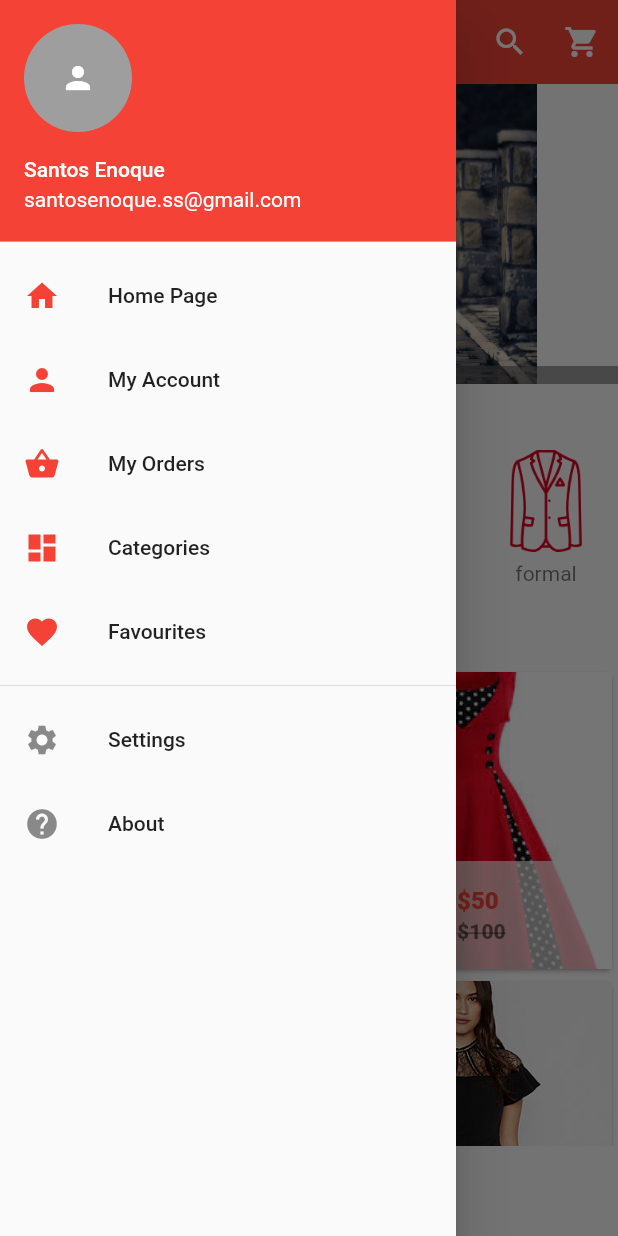
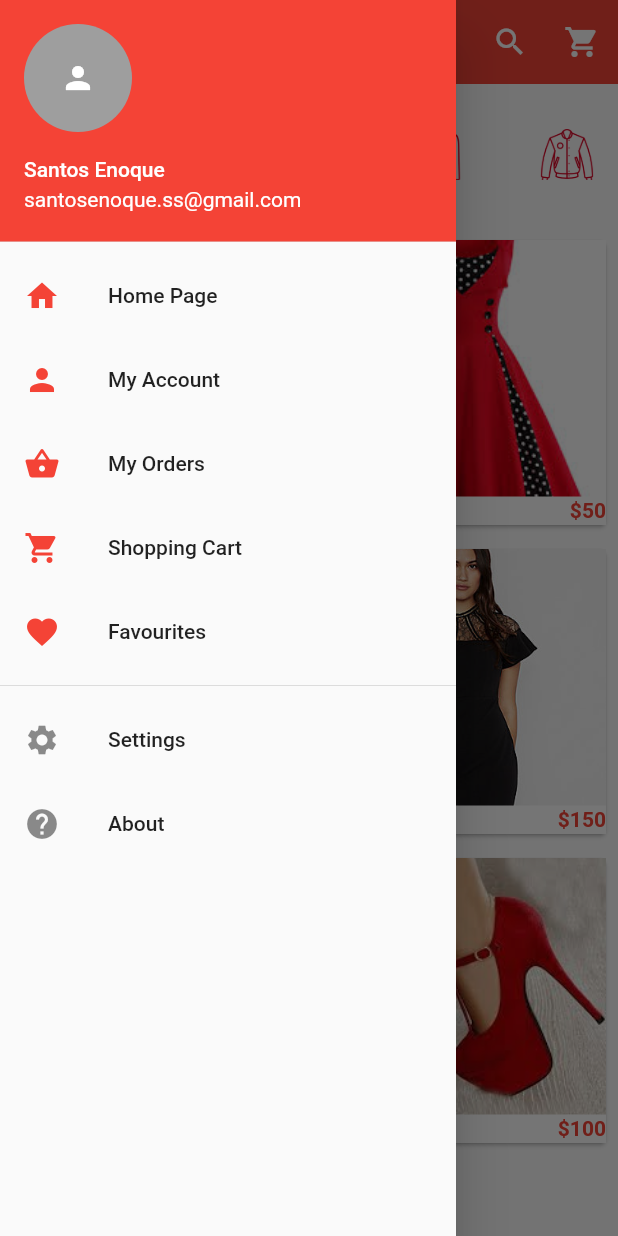
Before and after one commit to Ayobami-00/flutter-ecommerce-application, a Flutter app: the screen it shows after launch, with the side drawer open, on a phone screen of 412 x 824 dp. Run offline on Flutter 3.47's test engine with Material 2 defaults, Android fonts, the phone set to English and light mode, and no system bars; drawn by our look-alikes of carousel_pro.

Commit message:
finished the recent products page and the shopping cart page and modified the Home page UI

```diff
--- /dev/null
+++ b/flutter_ecommerce_application/lib/components/cart_products.dart
@@ -0,0 +1,115 @@
+import 'package:flutter/material.dart';
+
+class Cart_products extends StatefulWidget {
+  @override
+  _Cart_productsState createState() => _Cart_productsState();
+}
+
+class _Cart_productsState extends State<Cart_products> {
+  var Products_on_the_cart = [
+    {
+      "name": 'Red dress',
+      "picture": "images/products/dress1.jpeg",
+      "price": 50,
+      "size": "M",
+      "color": "Red",
+      "quantity": 1
+    },
+    {
+      "name": 'Blazer',
+      "picture": "images/products/blazer2.jpeg",
+      "price": 100,
+      "price": 50,
+      "size": "S",
+      "color": "Black",
+      "quantity": 2
+    },
+  ];
+  @override
+  Widget build(BuildContext context) {
+    return ListView.builder(
+      itemCount: 2,
+      itemBuilder: (context, int index) {
+        return Single_cart_product(
+          cart_prod_name: Products_on_the_cart[index]["name"],
+          cart_prod_color: Products_on_the_cart[index]["color"],
+          cart_prod_qty: Products_on_the_cart[index]["quantity"],
+          cart_prod_size: Products_on_the_cart[index]["size"],
+          cart_prod_price: Products_on_the_cart[index]["price"],
+          cart_prod_picture: Products_on_the_cart[index]["picture"],
+        );
+      },
+    );
+  }
+}
+
+class Single_cart_product extends StatelessWidget {
+  final cart_prod_name;
+  final cart_prod_picture;
+  final cart_prod_price;
+  final cart_prod_size;
+  final cart_prod_color;
+  final cart_prod_qty;
+
+  Single_cart_product({
+    this.cart_prod_name,
+    this.cart_prod_picture,
+    this.cart_prod_price,
+    this.cart_prod_size,
+    this.cart_prod_color,
+    this.cart_prod_qty,
+  });
+  @override
+  Widget build(BuildContext context) {
+    return Card(
+      child: ListTile(
+        leading: Image.asset(cart_prod_picture, width: 100, height: 100,),
+        title: Text(cart_prod_name),
+        subtitle: Column(
+          children: <Widget>[
+            Row(
+              children: <Widget>[
+                Padding(
+                  padding: const EdgeInsets.all(0.0),
+                  child: Text("Size:"),
+                ),
+                Padding(
+                  padding: const EdgeInsets.all(8.0),
+                  child: Text(
+                    cart_prod_size,
+                    style: TextStyle(color: Colors.red),
+                  ),
+                ),
+                Padding(
+                    padding: const EdgeInsets.fromLTRB(20.0, 8.0, 8.0, 8.0),
+                    child: Text("Color:")),
+                Padding(
+                  padding: const EdgeInsets.all(4.0),
+                  child: Text(cart_prod_color,
+                      style: TextStyle(color: Colors.red)),
+                )
+              ],
+            ),
+            Container(
+              alignment: Alignment.topLeft,
+              child: Text("\$$cart_prod_price",
+                  style: TextStyle(
+                      fontSize: 17.0,
+                      fontWeight: FontWeight.bold,
+                      color: Colors.red)),
+            )
+          ],
+        ),
+
+       trailing: Column(
+         children: <Widget>[
+           Expanded(child: IconButton(icon: Icon(Icons.arrow_drop_up), onPressed: (){},)),
+           Expanded(child: Text("$cart_prod_qty")),
+           Expanded(child: IconButton(icon: Icon(Icons.arrow_drop_down), onPressed: (){},))
+         ],
+       ),
+      ),
+
+    );
+  }
+}
--- a/flutter_ecommerce_application/lib/components/horizontal_listview.dart
+++ b/flutter_ecommerce_application/lib/components/horizontal_listview.dart
@@ -4,7 +4,7 @@ class HorizontalList extends StatelessWidget {
   @override
   Widget build(BuildContext context) {
     return Container(
-      height: 100.0,
+      height: 40.0,
       child: ListView(
         scrollDirection: Axis.horizontal,
         children: <Widget>[
@@ -57,12 +57,12 @@ class Category extends StatelessWidget {
       child: InkWell(
         onTap: () {},
         child: Container(
-          width: 100.0,
+          width: 80.0,
           child: ListTile(
             title: Image.asset(
               image_location,
-              width: 100.0,
-              height: 80.0,
+              width: 40.0,
+              height: 40.0,
             ),
             subtitle: Container(
               alignment: Alignment.topCenter,
--- a/flutter_ecommerce_application/lib/components/products.dart
+++ b/flutter_ecommerce_application/lib/components/products.dart
@@ -52,11 +52,14 @@ class _ProductsState extends State<Products> {
         gridDelegate:
             SliverGridDelegateWithFixedCrossAxisCount(crossAxisCount: 2),
         itemBuilder: (BuildContext context, int index) {
-          return Single_prod(
-            prod_name: product_list[index]["name"],
-            prod_picture: product_list[index]["picture"],
-            prod_old_price: product_list[index]["old_price"],
-            prod_price: product_list[index]["price"],
+          return Padding(
+            padding: const EdgeInsets.all(4.0),
+            child: Single_prod(
+              prod_name: product_list[index]["name"],
+              prod_picture: product_list[index]["picture"],
+              prod_old_price: product_list[index]["old_price"],
+              prod_price: product_list[index]["price"],
+            ),
           );
         });
   }
@@ -90,24 +93,16 @@ class Single_prod extends StatelessWidget {
                   ))),
           child: GridTile(
             footer: Container(
-                color: Colors.white70,
-                child: ListTile(
-                  leading: Text(
-                    prod_name,
-                    style: TextStyle(fontWeight: FontWeight.bold),
-                  ),
-                  title: Text(
-                    "\$$prod_price",
-                    style: TextStyle(
-                        color: Colors.red, fontWeight: FontWeight.w800),
-                  ),
-                  subtitle: Text(
-                    "\$$prod_old_price",
-                    style: TextStyle(
-                        color: Colors.black54,
-                        fontWeight: FontWeight.w800,
-                        decoration: TextDecoration.lineThrough),
-                  ),
+                color: Colors.white,
+                child: Row(
+                  children: <Widget>[
+                    Expanded(
+                      child: Text(prod_name,style: TextStyle(fontWeight: FontWeight.bold,fontSize: 16.0)),
+                    ),
+
+                    Text("\$$prod_price", style: TextStyle(color: Colors.red,fontWeight: FontWeight.bold),),
+
+                  ],
                 )),
             child: Image.asset(
               prod_picture,
--- a/flutter_ecommerce_application/lib/main.dart
+++ b/flutter_ecommerce_application/lib/main.dart
@@ -4,7 +4,7 @@ import 'package:carousel_pro/carousel_pro.dart';
 //my own imports
 import 'package:flutter_ecommerce_application/components/horizontal_listview.dart';
 import 'package:flutter_ecommerce_application/components/products.dart';
-
+import 'package:flutter_ecommerce_application/pages/cart.dart';
 void main() {
   runApp(MaterialApp(
     debugShowCheckedModeBanner: false,
@@ -37,6 +37,7 @@ class _HomePageState extends State<HomePage> {
         // animationDuration: Duration(milliseconds: 1000),
         dotSize: 4.0,
         indicatorBgPadding: 2.0,
+        dotBgColor: Colors.transparent,
       ),
     );
     return Scaffold(
@@ -56,7 +57,9 @@ class _HomePageState extends State<HomePage> {
                 Icons.shopping_cart,
                 color: Colors.white,
               ),
-              onPressed: () {}),
+              onPressed: () {
+                Navigator.push(context, MaterialPageRoute(builder:(context)=> Cart()));
+              }),
         ],
       ),
       drawer: Drawer(
@@ -102,10 +105,12 @@ class _HomePageState extends State<HomePage> {
             ),
 
             InkWell(
-              onTap: () {},
+              onTap: () {
+                Navigator.push(context, MaterialPageRoute(builder:(context)=> Cart()));
+              },
               child: ListTile(
-                title: Text("Categories"),
-                leading: Icon(Icons.dashboard, color: Colors.red),
+                title: Text("Shopping Cart"),
+                leading: Icon(Icons.shopping_cart, color: Colors.red),
               ),
             ),
 
@@ -137,15 +142,15 @@ class _HomePageState extends State<HomePage> {
           ],
         ),
       ),
-      body: ListView(
+      body: Column(
         children: <Widget>[
           //image_carousel begins here
-          image_carousel,
+          //image_carousel,
 
           //padding widget
           Padding(
-            padding: const EdgeInsets.all(8.0),
-            child: Text("Categories"),
+            padding: const EdgeInsets.all(4.0),
+            child: Container(alignment: Alignment.centerLeft, child: Text("Categories")),
           ),
 
           //Horizontal list view begins here
@@ -153,15 +158,14 @@ class _HomePageState extends State<HomePage> {
 
           //padding widget
           Padding(
-            padding: const EdgeInsets.all(20.0),
-            child: Text("Recent products"),
+            padding: const EdgeInsets.all(8.0),
+            child: Container(alignment: Alignment.centerLeft, child: Text("Recent products")),
           ),
 
           //gridview
-          Container(
-            height: 320.0,
-            child: Products(),
-          )
+
+          Flexible(child: Products()),
+
 
         ],
       ),
```
Also changed, not shown: flutter_ecommerce_application/lib/pages/cart.dart (added, +51 -0 lines), flutter_ecommerce_application/lib/pages/product_details.dart (+127 -10 lines).
